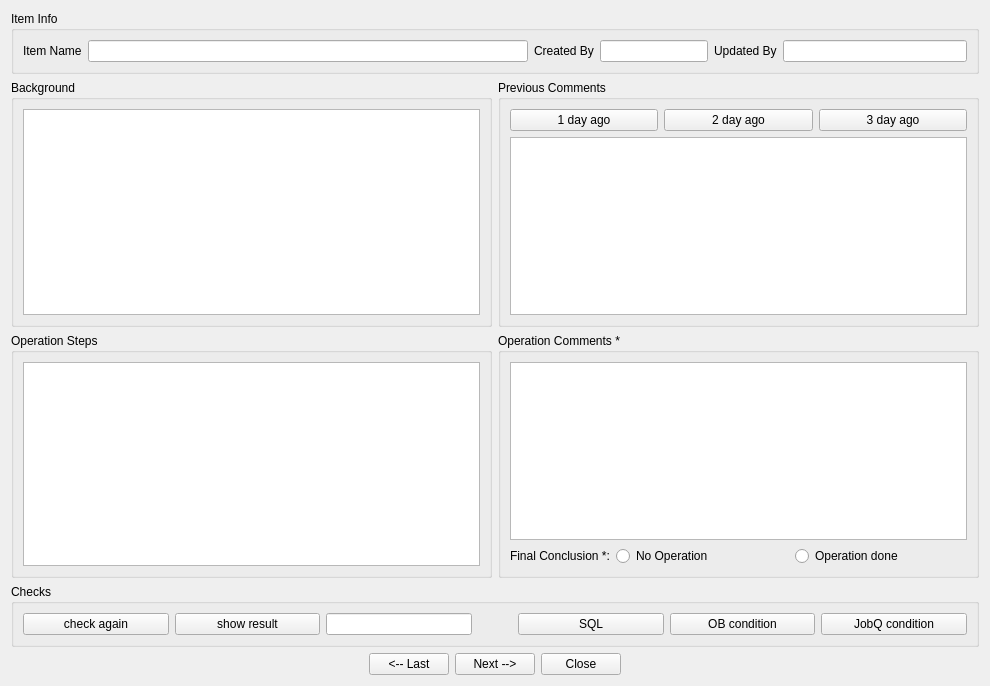
Before: the Qt Designer form UI/further check.ui in wei17hao10/daily-check, drawn with Qt 5.
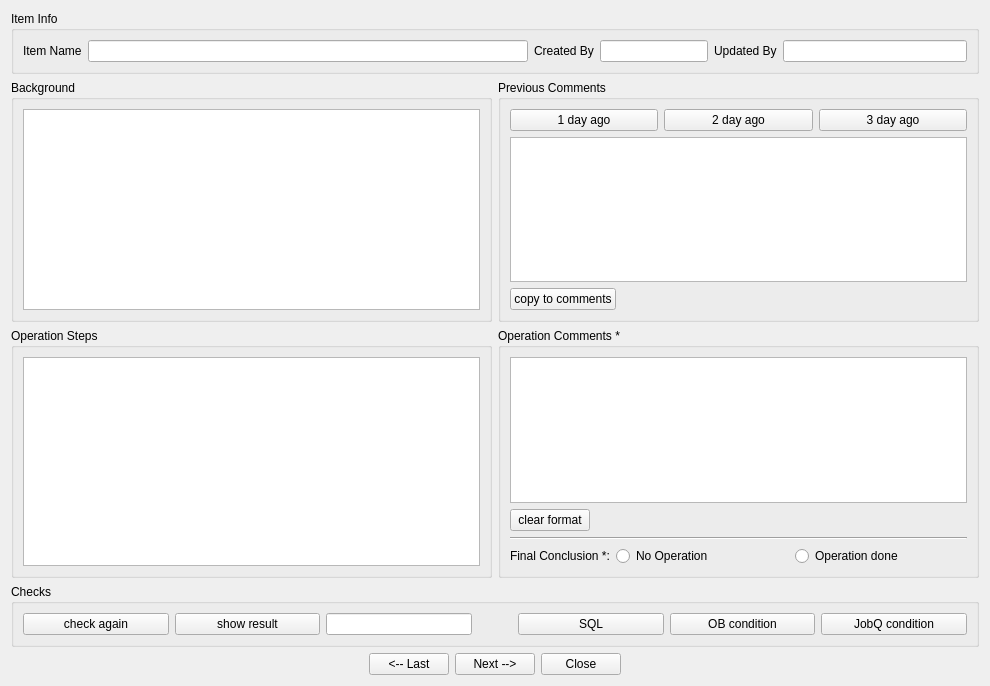
After: the same form once the commit is applied.

Commit message: add the clear format button for comments change the font for all ui

```diff
--- a/UI/further check.ui
+++ b/UI/further check.ui
@@ -16,6 +16,9 @@
   <property name="windowTitle">
    <string>Further Check</string>
   </property>
+  <property name="styleSheet">
+   <string notr="true">font: 9pt &quot;Titillium Web&quot;;</string>
+  </property>
   <layout class="QGridLayout" name="gridLayout">
    <item row="0" column="0" colspan="2">
     <widget class="QGroupBox" name="groupBox_6">
@@ -79,7 +82,11 @@
      </property>
      <layout class="QVBoxLayout" name="verticalLayout">
       <item>
-       <widget class="QTextBrowser" name="textBackgrd"/>
+       <widget class="QTextBrowser" name="textBackgrd">
+        <property name="styleSheet">
+         <string notr="true"/>
+        </property>
+       </widget>
       </item>
      </layout>
     </widget>
@@ -116,7 +123,35 @@
        </layout>
       </item>
       <item>
-       <widget class="QTextBrowser" name="textPreComment"/>
+       <widget class="QTextBrowser" name="textPreComment">
+        <property name="styleSheet">
+         <string notr="true"/>
+        </property>
+       </widget>
+      </item>
+      <item>
+       <layout class="QHBoxLayout" name="horizontalLayout_11">
+        <item>
+         <widget class="QPushButton" name="btn_cpcomment">
+          <property name="text">
+           <string>copy to comments</string>
+          </property>
+         </widget>
+        </item>
+        <item>
+         <spacer name="horizontalSpacer_4">
+          <property name="orientation">
+           <enum>Qt::Horizontal</enum>
+          </property>
+          <property name="sizeHint" stdset="0">
+           <size>
+            <width>40</width>
+            <height>20</height>
+           </size>
+          </property>
+         </spacer>
+        </item>
+       </layout>
       </item>
      </layout>
     </widget>
@@ -128,7 +163,11 @@
      </property>
      <layout class="QVBoxLayout" name="verticalLayout_2">
       <item>
-       <widget class="QTextBrowser" name="textOperations"/>
+       <widget class="QTextBrowser" name="textOperations">
+        <property name="styleSheet">
+         <string notr="true"/>
+        </property>
+       </widget>
       </item>
      </layout>
     </widget>
@@ -140,7 +179,42 @@
      </property>
      <layout class="QVBoxLayout" name="verticalLayout_5">
       <item>
-       <widget class="QTextEdit" name="textComments"/>
+       <widget class="QTextEdit" name="textComments">
+        <property name="styleSheet">
+         <string notr="true"/>
+        </property>
+       </widget>
+      </item>
+      <item>
+       <layout class="QHBoxLayout" name="horizontalLayout_12">
+        <item>
+         <widget class="QPushButton" name="btn_clrformat">
+          <property name="text">
+           <string>clear format</string>
+          </property>
+         </widget>
+        </item>
+        <item>
+         <spacer name="horizontalSpacer_5">
+          <property name="orientation">
+           <enum>Qt::Horizontal</enum>
+          </property>
+          <property name="sizeHint" stdset="0">
+           <size>
+            <width>40</width>
+            <height>20</height>
+           </size>
+          </property>
+         </spacer>
+        </item>
+       </layout>
+      </item>
+      <item>
+       <widget class="Line" name="line">
+        <property name="orientation">
+         <enum>Qt::Horizontal</enum>
+        </property>
+       </widget>
       </item>
       <item>
        <layout class="QHBoxLayout" name="horizontalLayout_2" stretch="1,2,2">
```
The commit also changes 8 other files.
